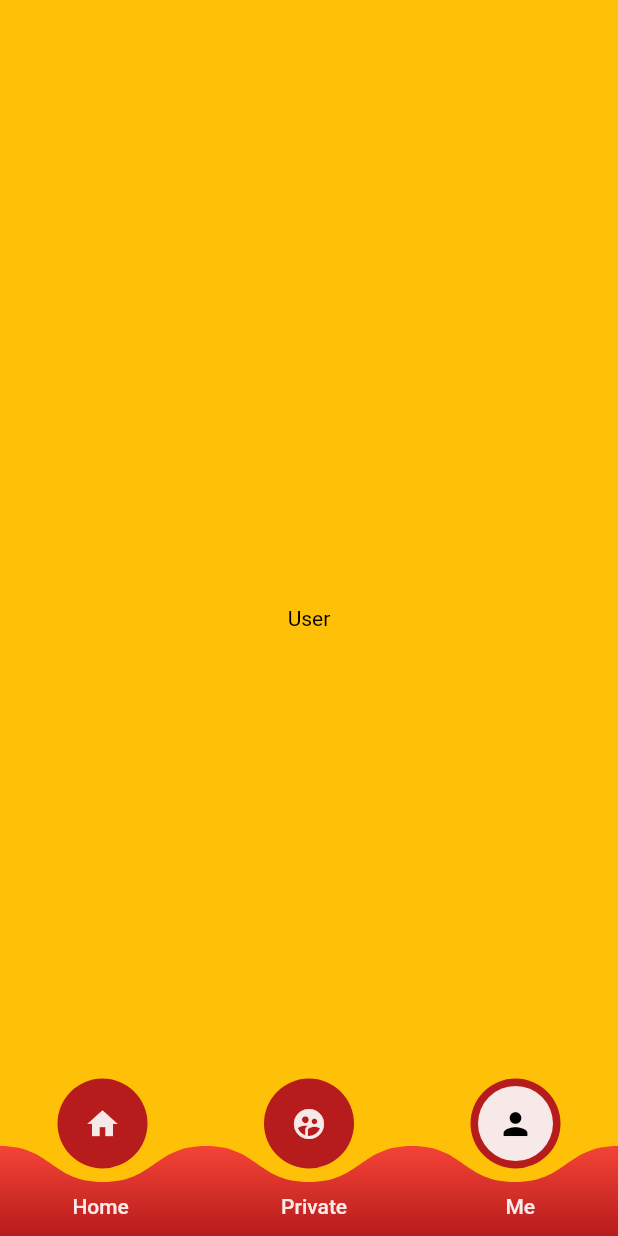
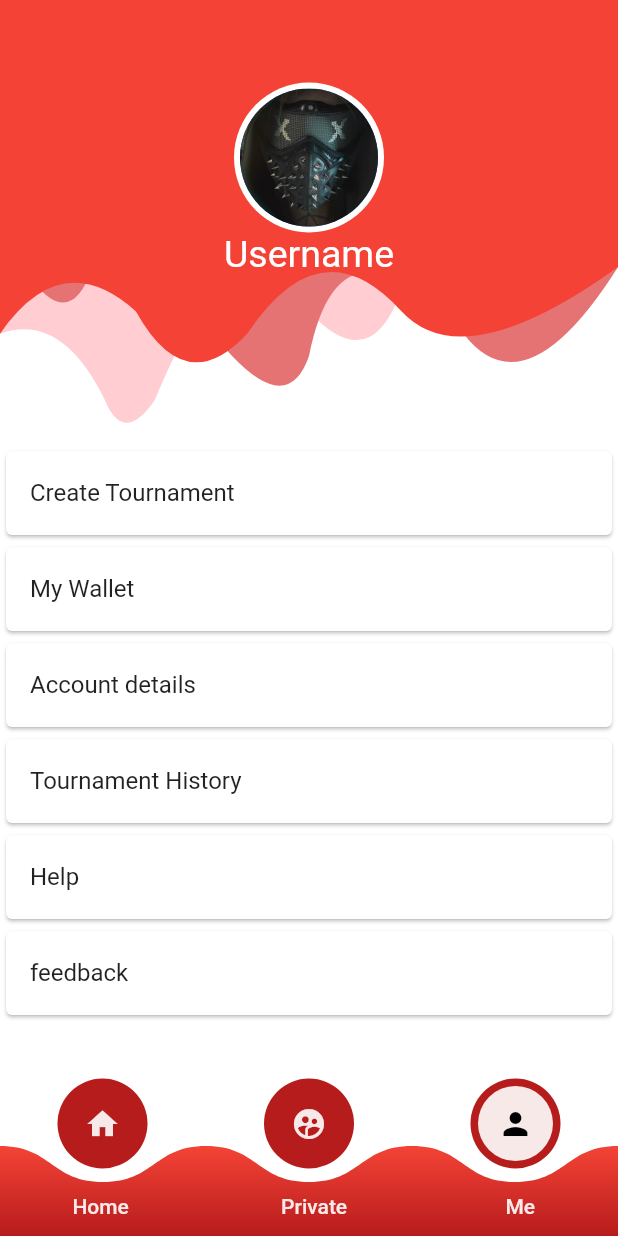
Before and after one commit to HarsHvA/trident, a Flutter app: the UserFeed screen opened directly, item 3 of the bottom bar chosen, on a phone screen of 412 x 824 dp. Run offline on Flutter 3.47's test engine with Material 2 defaults, Android fonts, the phone set to English and light mode, and no system bars; our stand-ins replace simple_animations, toast.

Commit message:
third commit

```diff
--- a/lib/main.dart
+++ b/lib/main.dart
@@ -39,8 +39,8 @@ class HomePage extends StatelessWidget {
                   SizedBox(height: 20,),
                   FadeAnimation(1.2, Align(
                     alignment: Alignment.topLeft,
-                                      child: Text("The Ultimate ESports tournament platform.",
-                    textAlign: TextAlign.center,
+                                      child: Text("The Ultimate! ESports tournament platform made by some crazy gamers.",
+                    textAlign: TextAlign.left,
                     style: TextStyle(
                       color: Colors.grey[700],
                       fontSize: 15
--- /dev/null
+++ b/lib/size_config.dart
@@ -0,0 +1,31 @@
+import 'package:flutter/widgets.dart';
+
+class SizeConfig {
+ static MediaQueryData _mediaQueryData;
+ static double screenWidth;
+ static double screenHeight;
+ static double blockSizeHorizontal;
+ static double blockSizeVertical;
+
+ static double _safeAreaHorizontal;
+ static double _safeAreaVertical;
+ static double safeBlockHorizontal;
+ static double safeBlockVertical;
+
+ void init(BuildContext context) {
+ _mediaQueryData = MediaQuery.of(context);
+ screenWidth = _mediaQueryData.size.width;
+ screenHeight = _mediaQueryData.size.height;
+ blockSizeHorizontal = screenWidth / 100;
+ blockSizeVertical = screenHeight / 100;
+
+ _safeAreaHorizontal = _mediaQueryData.padding.left +
+ _mediaQueryData.padding.right;
+ _safeAreaVertical = _mediaQueryData.padding.top +
+ _mediaQueryData.padding.bottom;
+ safeBlockHorizontal = (screenWidth -
+ _safeAreaHorizontal) / 100;
+ safeBlockVertical = (screenHeight -
+ _safeAreaVertical) / 100;
+ }
+}
--- /dev/null
+++ b/lib/themes/colors.dart
@@ -0,0 +1,10 @@
+import 'dart:ui';
+import 'package:flutter/material.dart';
+
+Color colorOne = Colors.red;
+Color colorTwo = Colors.red[300];
+Color colorThree = Colors.red[100];
+
+final appTheme = ThemeData(
+  primarySwatch: Colors.red,
+);
--- a/lib/user_feed.dart
+++ b/lib/user_feed.dart
@@ -1,6 +1,9 @@
 import 'package:flutter/cupertino.dart';
 import 'package:flutter/material.dart';
 import 'package:toast/toast.dart';
+import 'package:trident/home_page.dart';
+import 'package:trident/private_games.dart';
+import 'package:trident/user_page.dart';
 
 class UserFeed extends StatefulWidget{
   @override
@@ -20,6 +23,7 @@ class _UserFeedState extends State<UserFeed>{
     _privateTab(),
     _meTab(),
   ];
+
   @override
   Widget build(BuildContext context) {
     return Scaffold(
@@ -133,32 +137,16 @@ _getNavBar(context) {
 
 // Tabs
 _homeTab(){
-return Scaffold(
-  extendBody: true,
-  backgroundColor: Colors.black,
-  body:   Container(
-      child: Center(child: Text("Home",style:TextStyle(color:Colors.white )))),
-);
+return GameHomePage();
 }
 
 _privateTab(){
-return Scaffold(
-  backgroundColor: Colors.blue,
-  extendBody: true,
-  body:   Container(
-      child: Center(child: Text("Private",style:TextStyle(color:Colors.black )))),
-);
+return PrivateGamesPage();
 }
 
 _meTab(){
-return Scaffold(
-  extendBody: true,
-  backgroundColor: Colors.amber,
-  body:   Container(
-      child: Center(child: Text("User",style:TextStyle(color:Colors.black )))),
-);
+return UserPage();
 }
-
 
 // Bottom App bar
 
--- /dev/null
+++ b/lib/user_page.dart
@@ -0,0 +1,97 @@
+import 'package:flutter/cupertino.dart';
+import 'package:flutter/material.dart';
+import 'package:toast/toast.dart';
+import 'package:trident/top_bar.dart';
+
+class UserPage extends StatefulWidget{
+  @override
+  _UserPageState createState() => _UserPageState();
+}
+class _UserPageState extends State<UserPage>{
+  @override
+  Widget build(BuildContext context) {
+    return Scaffold(
+  extendBody: true,
+  backgroundColor: Colors.white,
+  body:
+  Wrap(
+      children:<Widget>[
+  Column(
+    children: <Widget>[
+      Wrap(
+      children:<Widget> [
+      Stack(children:<Widget>[ TopBar(),
+        Center(
+          child: Padding(
+            padding: const EdgeInsets.fromLTRB(2, 55, 2, 1),
+            // TODO: Change username and image asset source to firestore
+            child: Column(
+              children: <Widget>[
+                CircleAvatar(radius: 50,backgroundColor: Colors.white,child: CircleAvatar(radius:46,child: ClipOval(child: Image.asset("assets/default_avatar.jpg")))),
+                Text("Username",style: TextStyle(fontSize: 25,color: Colors.white))
+              ],
+            ),
+          ),
+        )]),
+      ]),
+      Container(
+          child: SafeArea(
+              bottom: true,
+              top: false,
+              left: false,
+              right: false,
+              child: ListView(
+              shrinkWrap: true,
+              padding: EdgeInsets.only(bottom:10),
+              children:  <Widget>[
+                _buildListItems('Create Tournament', 0),
+                _buildListItems('My Wallet', 1),
+                _buildListItems('Account details', 2),
+                _buildListItems('Tournament History', 3),
+                _buildListItems('Help', 4),
+                _buildListItems('feedback', 5),
+              ],
+            ),
+          )),
+    ],
+    ),
+          ]),
+  );
+  }
+
+_buildListItems(label,index){
+  return Container(
+    child:GestureDetector(child: Card(child: ListTile(title: Text(label),)),
+    onTap: (){
+      Toast.show(label,context);
+      // switch(index)
+      // {
+      //   case 0:
+      //       Toast.show(label,context);
+      //       break;
+      //   case 1:
+      //       Toast.show(label,context);
+      //       break;
+
+      //   case 2:
+      //       Toast.show(label,context);
+      //       break;
+
+      //   case 3:
+      //       Toast.show(label,context);
+      //       break;
+
+      //   case 4:
+      //       Toast.show(label,context);
+      //       break;
+      //   case 5:
+      //       Toast.show(label,context);
+      //       break;
+      //   default:
+      //       Toast.show('Oops! Something went wrong',context);
+      //       break;
+      // }
+    },)
+  );
+}
+}
--- a/pubspec.yaml
+++ b/pubspec.yaml
@@ -51,6 +51,7 @@ flutter:
     - assets/skull.jpg
     - assets/modeventicon.png
     - assets/gamepadicon.png
+    - assets/
   #   - images/a_dot_ham.jpeg
 
   # An image asset can refer to one or more resolution-specific "variants", see
```
Also changed, not shown: lib/home_page.dart (added, +18 -0 lines), lib/private_games.dart (added, +20 -0 lines), lib/top_bar.dart (added, +67 -0 lines), assets/default_avatar.jpg (added).
